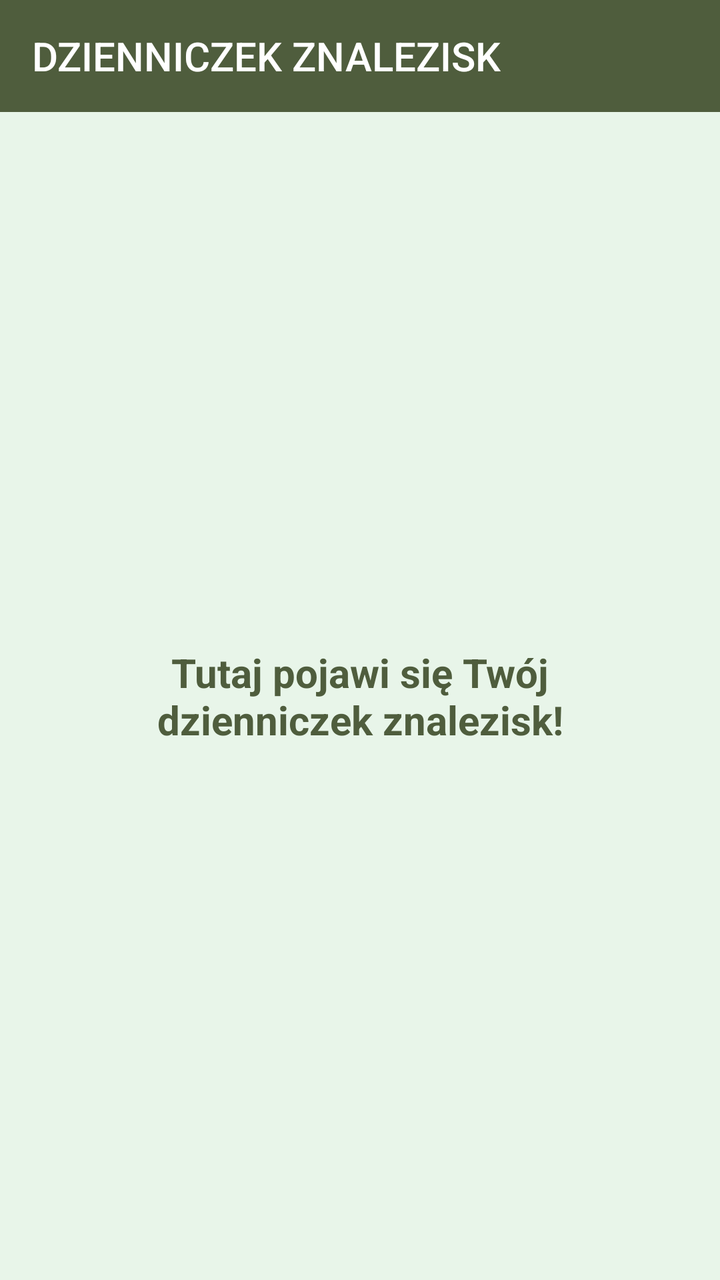
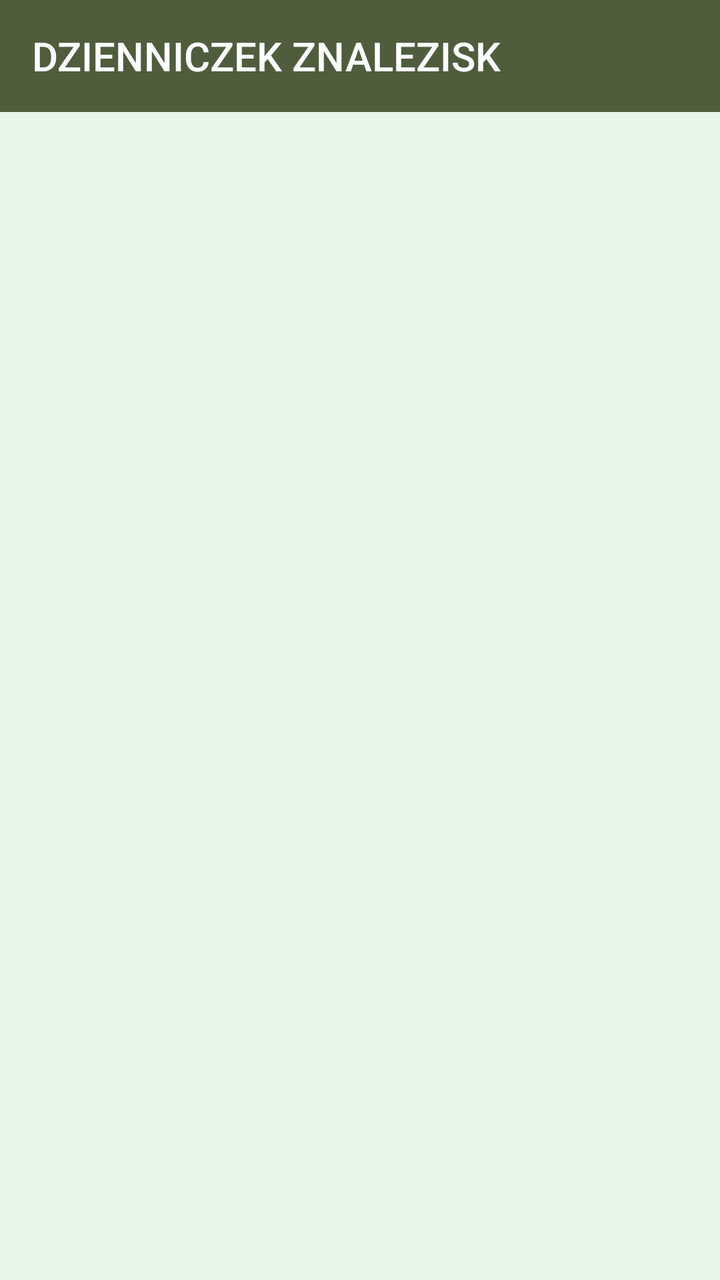

Before-and-after screenshots of an Android layout around one commit, followed by the original layout XML and the change that was made.
<!-- AndroidManifest.xml: activity theme Theme.AppCompat.Light.NoActionBar -->
<!-- res/layout/activity_dzienniczek.xml -->
<?xml version="1.0" encoding="utf-8"?>
<androidx.constraintlayout.widget.ConstraintLayout xmlns:android="http://schemas.android.com/apk/res/android"
    xmlns:app="http://schemas.android.com/apk/res-auto"
    xmlns:tools="http://schemas.android.com/tools"
    android:layout_width="match_parent"
    android:layout_height="match_parent"
    android:background="@color/mint_green"
    tools:context=".DzienniczekActivity">

    <androidx.appcompat.widget.Toolbar
        android:id="@+id/toolbarDzienniczek"
        android:layout_width="match_parent"
        android:layout_height="?attr/actionBarSize"
        android:background="@color/dark_forest_green"
        android:theme="@style/ThemeOverlay.AppCompat.Dark.ActionBar"
        app:layout_constraintTop_toTopOf="parent"
        app:title="DZIENNICZEK ZNALEZISK"
        app:titleTextColor="@color/white" />

    <TextView
        android:layout_width="wrap_content"
        android:layout_height="wrap_content"
        android:text="Tutaj pojawi się Twój\ndzienniczek znalezisk!"
        android:textColor="@color/dark_forest_green"
        android:textSize="20sp"
        android:textStyle="bold"
        android:gravity="center"
        app:layout_constraintBottom_toBottomOf="parent"
        app:layout_constraintEnd_toEndOf="parent"
        app:layout_constraintStart_toStartOf="parent"
        app:layout_constraintTop_toBottomOf="@id/toolbarDzienniczek" />

</androidx.constraintlayout.widget.ConstraintLayout>
<!-- resources referenced by this layout -->
<resources>
  <color name="dark_forest_green">#4F5D3D</color>
  <color name="mint_green">#E8F5E9</color>
  <color name="white">#FFFFFFFF</color>
</resources>

<!-- the commit's change to res/layout/activity_dzienniczek.xml (unified diff, before → after) -->
@@ -1,10 +1,11 @@
 <?xml version="1.0" encoding="utf-8"?>
-<androidx.constraintlayout.widget.ConstraintLayout xmlns:android="http://schemas.android.com/apk/res/android"
+<LinearLayout xmlns:android="http://schemas.android.com/apk/res/android"
     xmlns:app="http://schemas.android.com/apk/res-auto"
     xmlns:tools="http://schemas.android.com/tools"
     android:layout_width="match_parent"
     android:layout_height="match_parent"
     android:background="@color/mint_green"
+    android:orientation="vertical"
     tools:context=".DzienniczekActivity">
 
     <androidx.appcompat.widget.Toolbar
@@ -13,21 +14,7 @@
         android:layout_height="?attr/actionBarSize"
         android:background="@color/dark_forest_green"
         android:theme="@style/ThemeOverlay.AppCompat.Dark.ActionBar"
-        app:layout_constraintTop_toTopOf="parent"
         app:title="DZIENNICZEK ZNALEZISK"
         app:titleTextColor="@color/white" />
 
-    <TextView
-        android:layout_width="wrap_content"
-        android:layout_height="wrap_content"
-        android:text="Tutaj pojawi się Twój\ndzienniczek znalezisk!"
-        android:textColor="@color/dark_forest_green"
-        android:textSize="20sp"
-        android:textStyle="bold"
-        android:gravity="center"
-        app:layout_constraintBottom_toBottomOf="parent"
-        app:layout_constraintEnd_toEndOf="parent"
-        app:layout_constraintStart_toStartOf="parent"
-        app:layout_constraintTop_toBottomOf="@id/toolbarDzienniczek" />
-
-</androidx.constraintlayout.widget.ConstraintLayout>
+</LinearLayout>
